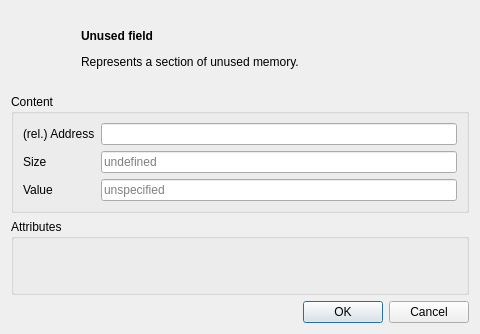
First picture: the form in src/unusedfielddialog.ui, repository dmr-tools/anytone-emu, before the edit.
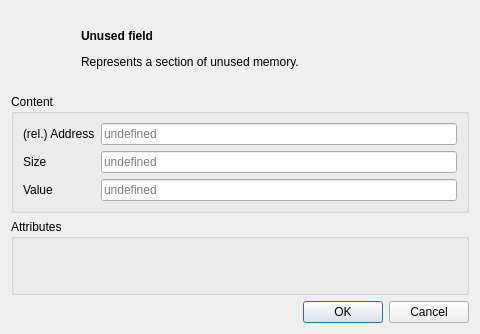
Second picture: the form after the edit. Custom widgets are drawn as their Qt base class.

Commit message: Fixed ugly address line if undefined.

Diff of the .ui file:
```diff
--- a/src/unusedfielddialog.ui
+++ b/src/unusedfielddialog.ui
@@ -61,7 +61,11 @@
        </widget>
       </item>
       <item row="0" column="1">
-       <widget class="QLineEdit" name="address"/>
+       <widget class="QLineEdit" name="address">
+        <property name="placeholderText">
+         <string>undefined</string>
+        </property>
+       </widget>
       </item>
       <item row="1" column="0">
        <widget class="QLabel" name="label_4">
@@ -87,7 +91,7 @@
       <item row="2" column="1">
        <widget class="QLineEdit" name="value">
         <property name="placeholderText">
-         <string>unspecified</string>
+         <string>undefined</string>
         </property>
        </widget>
       </item>
```
Left out of the diff: 4 changed lines with no effect on the pictures. The commit also changes 17 other files.
